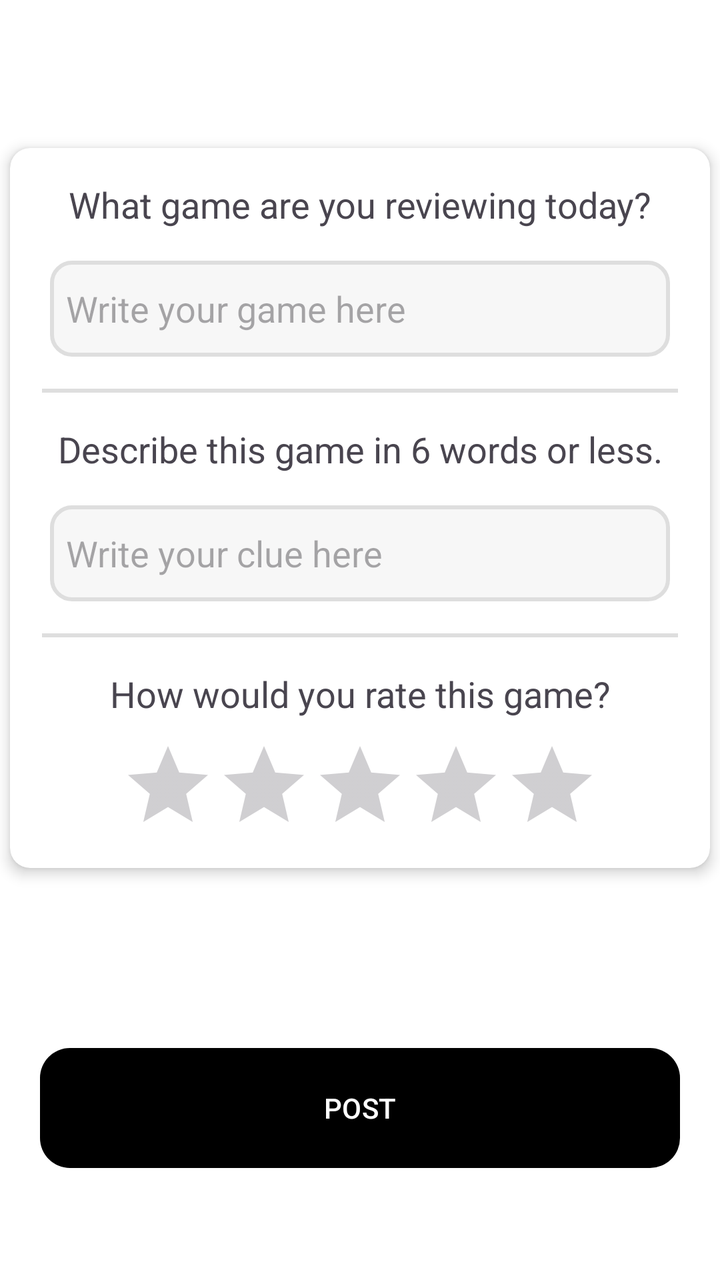
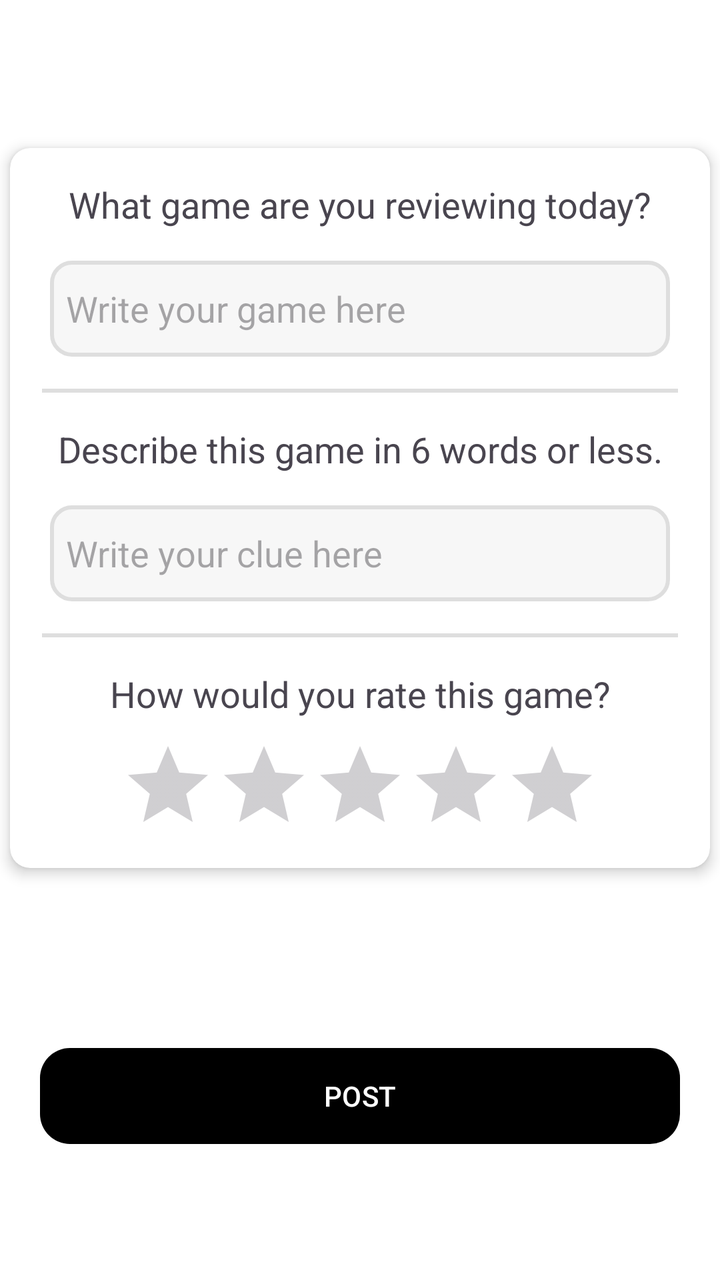

Before-and-after screenshots of an Android layout around one commit, followed by the original layout XML and the change that was made.
<!-- AndroidManifest.xml: application theme Theme.TheApp -->
<!-- res/layout/fragment_create.xml -->
<?xml version="1.0" encoding="utf-8"?>
<LinearLayout xmlns:android="http://schemas.android.com/apk/res/android"
    xmlns:tools="http://schemas.android.com/tools"
    android:layout_width="match_parent"
    android:layout_height="match_parent"
    xmlns:app="http://schemas.android.com/apk/res-auto"
    android:orientation="vertical"
    tools:context=".CreateFragment">

    <androidx.cardview.widget.CardView
        android:layout_width="match_parent"
        android:layout_height="360dp"
        app:cardElevation="4dp"
        app:cardCornerRadius="10dp"
        android:layout_marginTop="74dp"
        android:layout_marginHorizontal="5dp"
        android:clickable="false"
        android:focusable="false"
        android:foreground="?attr/selectableItemBackground">

        <LinearLayout
            android:layout_width="match_parent"
            android:layout_height="match_parent"
            android:orientation="vertical">

            <TextView
                android:layout_width="match_parent"
                android:layout_height="wrap_content"
                android:text="@string/game_header"
                android:textSize="18sp"
                android:gravity="center"
                android:layout_marginTop="16dp"/>

            <EditText
                android:id="@+id/gameField"
                android:background="@drawable/edittext_bg"
                android:layout_width="match_parent"
                android:layout_height="48dp"
                android:importantForAutofill="no"
                android:inputType="text"
                android:padding="8dp"
                android:layout_gravity="center"
                android:layout_marginHorizontal="20dp"
                android:layout_marginTop="16dp"
                android:hint="@string/edit_game"/>

            <ImageView
                android:layout_width="match_parent"
                android:layout_height="2dp"
                android:layout_marginTop="16dp"
                android:src="@color/divider_color"
                android:layout_marginHorizontal="16dp"/>

            <TextView
                android:layout_width="match_parent"
                android:layout_height="wrap_content"
                android:text="@string/clue_header"
                android:textSize="18sp"
                android:gravity="center"
                android:layout_marginTop="16dp"/>

            <EditText
                android:id="@+id/clueField"
                android:background="@drawable/edittext_bg"
                android:layout_width="match_parent"
                android:layout_height="48dp"
                android:importantForAutofill="no"
                android:inputType="text"
                android:padding="8dp"
                android:layout_gravity="center"
                android:layout_marginHorizontal="20dp"
                android:layout_marginTop="16dp"
                android:hint="@string/edit_clue"/>

            <ImageView
                android:layout_width="match_parent"
                android:layout_height="2dp"
                android:layout_marginTop="16dp"
                android:src="@color/divider_color"
                android:layout_marginHorizontal="16dp"/>

            <TextView
                android:layout_width="match_parent"
                android:layout_height="wrap_content"
                android:text="@string/rating_header"
                android:textSize="18sp"
                android:gravity="center"
                android:layout_marginTop="16dp"/>

            <RatingBar
                android:layout_marginTop="10dp"
                android:id="@+id/ratingBar"
                android:layout_width="wrap_content"
                android:layout_height="wrap_content"
                android:layout_gravity="center"
                android:numStars="5"
                android:stepSize="0.5"/>

        </LinearLayout>
    </androidx.cardview.widget.CardView>

    <Button
        android:id="@+id/postButton"
        android:background="@drawable/button_bg"
        android:layout_width="match_parent"
        android:layout_height="60dp"
        android:layout_gravity="center"
        android:layout_marginHorizontal="20dp"
        android:layout_marginTop="90dp"
        android:text="@string/post_button" />

</LinearLayout>
<!-- resources referenced by this layout -->
<resources>
  <color name="divider_color">#DEDEDE</color>
  <!-- drawable button_bg (drawable) -->
  <?xml version="1.0" encoding="utf-8"?>
  <shape xmlns:android="http://schemas.android.com/apk/res/android"
      android:shape="rectangle">
  
      <solid
          android:color="@color/white"/>
  
      <corners
          android:radius="15dp"/>
  
  </shape>
  <!-- drawable edittext_bg (drawable) -->
  <?xml version="1.0" encoding="utf-8"?>
  <shape xmlns:android="http://schemas.android.com/apk/res/android"
      android:shape="rectangle">
  
      <solid
          android:color="@color/card_color"/>
  
      <corners
          android:radius="10dp"/>
  
      <stroke
          android:color="@color/divider_color"
          android:width="2dp"/>
  
  </shape>
  <string name="clue_header">Describe this game in 6 words or less.</string>
  <string name="edit_clue">Write your clue here</string>
  <string name="edit_game">Write your game here</string>
  <string name="game_header">What game are you reviewing today?</string>
  <string name="post_button">POST</string>
  <string name="rating_header">How would you rate this game?</string>
  <style name="Theme.TheApp" parent="Base.Theme.TheApp">
          
          <item name="android:navigationBarColor">@android:color/transparent</item>
          <item name="android:statusBarColor">@android:color/transparent</item>
          <item name="android:windowLightStatusBar">?attr/isLightTheme</item>
      </style>
  <color name="white">#FFFFFF</color>
  <color name="card_color">#F7F7F7</color>
  <style name="Base.Theme.TheApp" parent="Theme.Material3.DayNight.NoActionBar">
          
          
          <item name="colorSurface">@color/nav_view</item>
          <item name="colorOnBackground">@color/nav_view</item>
          <item name="android:colorBackground">@color/nav_view</item>
          <item name="colorPrimary">@color/primary</item>
          <item name="colorOnPrimary">@color/on_primary</item>
      </style>
  <color name="nav_view">#FFFFFF</color>
  <color name="primary">#000000</color>
  <color name="on_primary">#FFFFFF</color>
</resources>

<!-- the commit's change to res/layout/fragment_create.xml (unified diff, before → after) -->
@@ -65,6 +65,7 @@
                 android:layout_width="match_parent"
                 android:layout_height="48dp"
                 android:importantForAutofill="no"
+                android:maxLength="35"
                 android:inputType="text"
                 android:padding="8dp"
                 android:layout_gravity="center"
@@ -103,7 +104,7 @@
         android:id="@+id/postButton"
         android:background="@drawable/button_bg"
         android:layout_width="match_parent"
-        android:layout_height="60dp"
+        android:layout_height="48dp"
         android:layout_gravity="center"
         android:layout_marginHorizontal="20dp"
         android:layout_marginTop="90dp"
